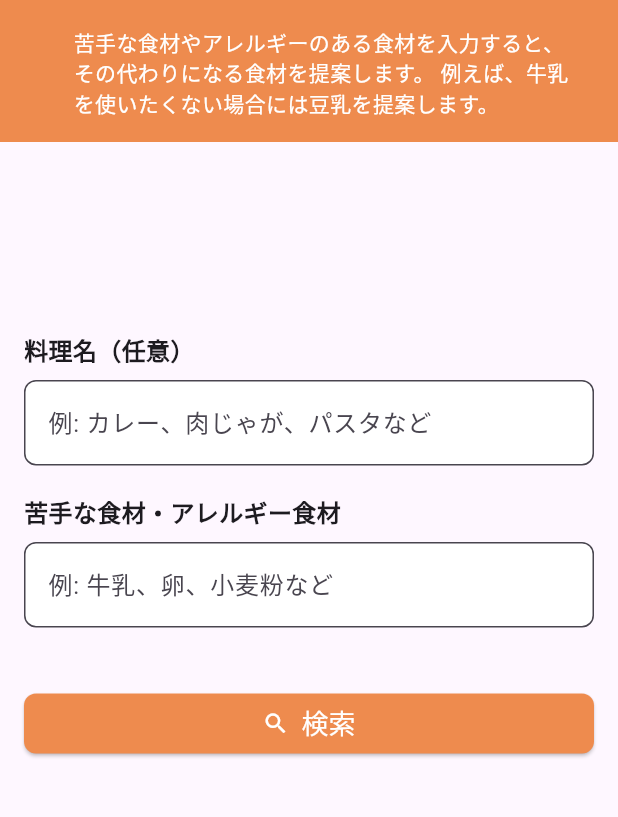
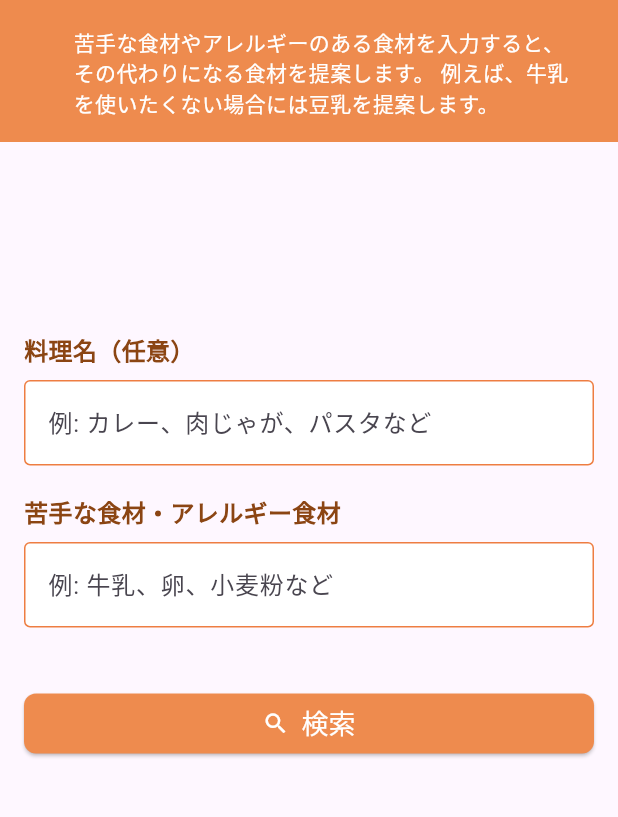
Before and after one commit to ntsts03/change-ingredient, a Flutter app: the screen it shows after launch, on a phone screen of 412 x 824 dp, the part 62-879 px from its top. Run offline on Flutter 3.47's test engine with Material 3 defaults, Android fonts, the phone set to English and light mode, and no system bars; our stand-ins replace google_generative_ai.

Commit message:
input_page.dartの文字と枠線の色を変更

```diff
--- a/lib/pages/input_page.dart
+++ b/lib/pages/input_page.dart
@@ -83,6 +83,7 @@ class _InputPageState extends State<InputPage> {
                     style: TextStyle(
                       fontSize: 16,
                       fontWeight: FontWeight.bold,
+                      color: Color(0xFF8B4513),
                     ),
                   ),
                   const SizedBox(height: 8),
@@ -95,6 +96,11 @@ class _InputPageState extends State<InputPage> {
                       ),
                       filled: true,
                       fillColor: Colors.white,
+                      enabledBorder: const OutlineInputBorder(
+                        borderSide: BorderSide(
+                          color: Color(0xFFEE7D42),
+                        ),
+                      ),
                     ),
                   ),
                   const SizedBox(height: 20),
@@ -103,6 +109,7 @@ class _InputPageState extends State<InputPage> {
                     style: TextStyle(
                       fontSize: 16,
                       fontWeight: FontWeight.bold,
+                      color: Color(0xFF8B4513),
                     ),
                   ),
                   const SizedBox(height: 8),
@@ -115,6 +122,11 @@ class _InputPageState extends State<InputPage> {
                       ),
                       filled: true,
                       fillColor: Colors.white,
+                      enabledBorder: const OutlineInputBorder(
+                        borderSide: BorderSide(
+                          color: Color(0xFFEE7D42),
+                        ),
+                      ),
                     ),
                   ),
                   const SizedBox(height: 40),
```
